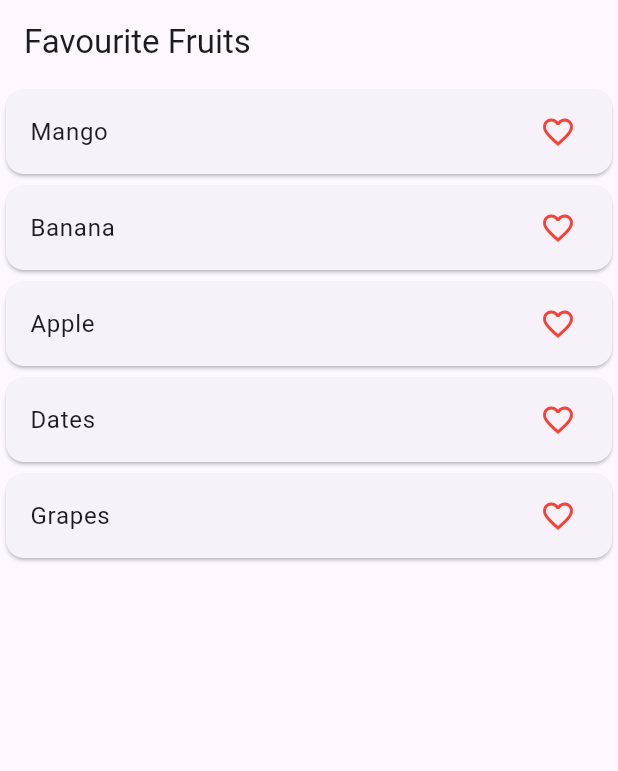
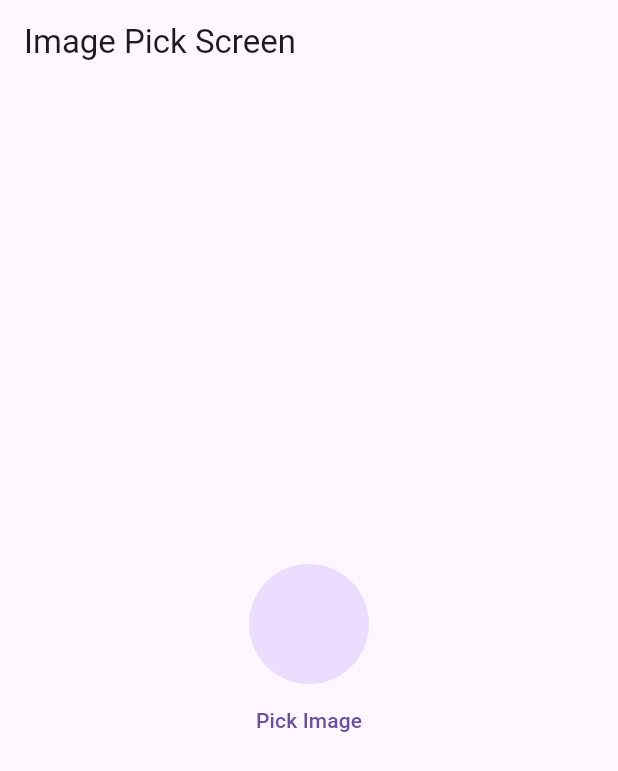
Before and after one commit to shakeebkhan66/learngetx, a Flutter app: the screen it shows after launch, on a phone screen of 412 x 824 dp. Shown: the top 771 px of the screen. Run offline on Flutter 3.47's test engine with Material 3 defaults, Android fonts, the phone set to English and light mode, and no system bars; our stand-ins replace get, image_picker.

Commit message:
image picker functionality performed with getx

```diff
--- /dev/null
+++ b/lib/controllers/image_pick_cont.dart
@@ -0,0 +1,15 @@
+import 'package:get/get.dart';
+import 'package:image_picker/image_picker.dart';
+
+class ImagePickController extends GetxController {
+  RxString imagePath = ''.obs;
+
+  Future getImage(ImageSource source) async {
+    ImagePicker picker = ImagePicker();
+    final image = await picker.pickImage(source: source);
+
+    if (image != null) {
+      imagePath.value = image.path.toString();
+    }
+  }
+}
--- a/lib/main.dart
+++ b/lib/main.dart
@@ -1,5 +1,7 @@
 import 'package:flutter/material.dart';
-import 'package:learngetx/favourite_fruits_screen.dart';
+import 'package:get/get.dart';
+import 'package:learngetx/screens/favourite_fruits_screen.dart';
+import 'package:learngetx/screens/image_pick_screen.dart';
 
 void main() async{
   runApp(const MyApp());
@@ -12,9 +14,9 @@ class MyApp extends StatelessWidget {
 
   @override
   Widget build(BuildContext context) {
-    return const MaterialApp(
+    return const GetMaterialApp(
       debugShowCheckedModeBanner: false,
-      home: FavouriteFruitsScreen(),
+      home: ImagePickScreen(),
     );
   }
 }
--- /dev/null
+++ b/lib/screens/image_pick_screen.dart
@@ -0,0 +1,80 @@
+import 'dart:io';
+
+import 'package:flutter/material.dart';
+import 'package:get/get.dart';
+import 'package:image_picker/image_picker.dart';
+import 'package:learngetx/controllers/image_pick_cont.dart';
+
+class ImagePickScreen extends StatefulWidget {
+  const ImagePickScreen({super.key});
+
+  @override
+  State<ImagePickScreen> createState() => _ImagePickScreenState();
+}
+
+class _ImagePickScreenState extends State<ImagePickScreen> {
+  ImagePickController controller = Get.put(ImagePickController());
+
+  @override
+  Widget build(BuildContext context) {
+    return Scaffold(
+      appBar: AppBar(
+        title: const Text("Image Pick Screen"),
+      ),
+      body: Obx(() {
+        return Column(
+          crossAxisAlignment: CrossAxisAlignment.center,
+          mainAxisAlignment: MainAxisAlignment.center,
+          children: [
+            Center(
+              child: CircleAvatar(
+                radius: 40,
+                backgroundImage: controller.imagePath.isNotEmpty
+                    ? FileImage(File(controller.imagePath.toString()))
+                    : null,
+              ),
+            ),
+            TextButton(
+              onPressed: () {
+                Get.bottomSheet(
+                    backgroundColor: Colors.deepPurple.withOpacity(0.4),
+                    SizedBox(
+                      height: 200,
+                      width: Get.width * 1,
+                      child: Column(
+                        crossAxisAlignment: CrossAxisAlignment.center,
+                        mainAxisAlignment: MainAxisAlignment.center,
+                        children: [
+                          TextButton(
+                              onPressed: () {
+                                controller.getImage(ImageSource.gallery);
+                                Get.back();
+                              },
+                              child: const Text(
+                                "Pick from Gallery",
+                                style: TextStyle(color: Colors.white),
+                              )),
+                          const SizedBox(
+                            height: 15,
+                          ),
+                          TextButton(
+                              onPressed: () {
+                                controller.getImage(ImageSource.camera);
+                                Get.back();
+                              },
+                              child: const Text(
+                                "Pick from Camera",
+                                style: TextStyle(color: Colors.white),
+                              )),
+                        ],
+                      ),
+                    ));
+              },
+              child: const Text("Pick Image"),
+            )
+          ],
+        );
+      }),
+    );
+  }
+}
--- a/pubspec.yaml
+++ b/pubspec.yaml
@@ -36,6 +36,7 @@ dependencies:
   # Use with the CupertinoIcons class for iOS style icons.
   cupertino_icons: ^1.0.8
   get: ^4.7.2
+  image_picker: ^1.1.2
 
 dev_dependencies:
   flutter_test:
```
Also changed, not shown: lib/screens/favourite_fruits_screen.dart (renamed from lib/favourite_fruits_screen.dart), pubspec.lock, 5 other files.
